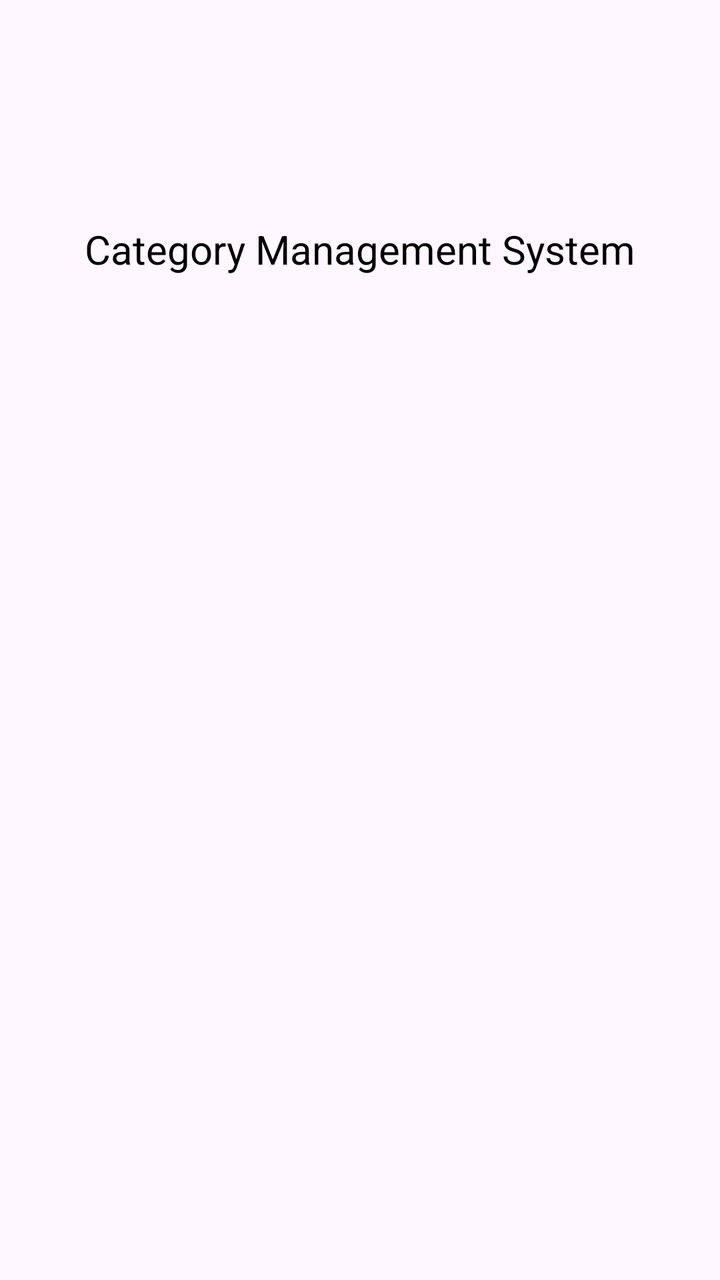
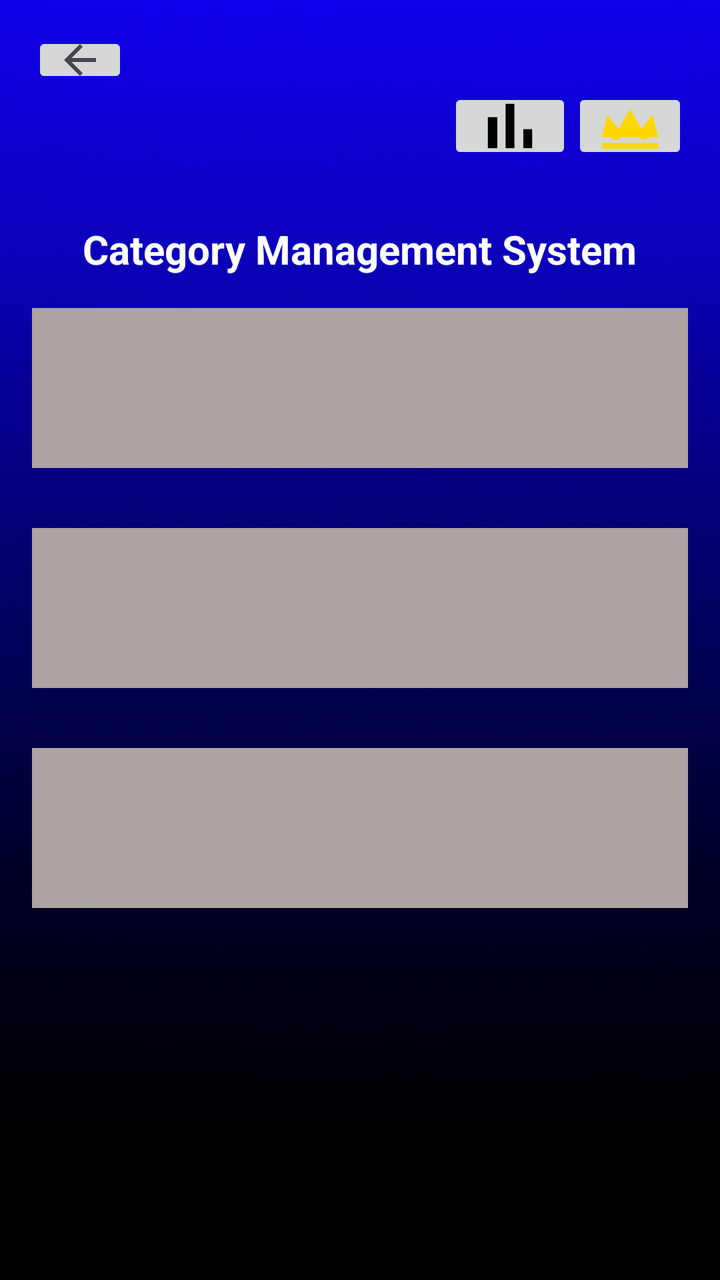

An Android layout rendered at two revisions. The XML below is the earlier revision; the diff shows what the commit changed to produce the second picture.
<!-- AndroidManifest.xml: application theme Theme.CashUp -->
<!-- res/layout/activity_category_management_view.xml -->
<?xml version="1.0" encoding="utf-8"?>
<ScrollView xmlns:android="http://schemas.android.com/apk/res/android"
    xmlns:app="http://schemas.android.com/apk/res-auto"
    xmlns:tools="http://schemas.android.com/tools"
    android:id="@+id/main"
    android:layout_width="match_parent"
    android:layout_height="match_parent"
    tools:context=".categoryManagementView">

        <LinearLayout
            android:orientation="vertical"
            android:padding="16dp"
            android:layout_width="match_parent"
            android:layout_height="wrap_content">

            
            <Space
                android:layout_width="match_parent"
                android:layout_height="95dp" />

            <TextView
                android:id="@+id/title"
                android:layout_width="wrap_content"
                android:layout_height="wrap_content"
                android:layout_gravity="center_horizontal"
                android:layout_marginBottom="16dp"
                android:text="Category Management System"
                android:textColor="@color/black"
                android:textSize="20sp" />


            <LinearLayout
                    android:layout_width="match_parent"
                    android:layout_height="wrap_content"
                    android:orientation="vertical"
                    android:padding="12dp">

                <Space
                    android:layout_width="match_parent"
                    android:layout_height="32dp" />

                <ListView
                    android:layout_width="match_parent"
                    android:layout_height="match_parent" />

                <ListView
                    android:layout_width="match_parent"
                    android:layout_height="match_parent" />

                <ListView
                    android:layout_width="match_parent"
                    android:layout_height="match_parent" />

                <ListView
                    android:layout_width="match_parent"
                    android:layout_height="match_parent" />
            </LinearLayout>


            

        </LinearLayout>
    </ScrollView>
<!-- resources referenced by this layout -->
<resources>
  <color name="black">#FF000000</color>
  <style name="Theme.CashUp" parent="Base.Theme.CashUp" />
  <style name="Base.Theme.CashUp" parent="Theme.Material3.DayNight.NoActionBar">
          
          
      </style>
</resources>

<!-- the commit's change to res/layout/activity_category_management_view.xml (unified diff, before → after) -->
@@ -1,63 +1,94 @@
 <?xml version="1.0" encoding="utf-8"?>
-<ScrollView xmlns:android="http://schemas.android.com/apk/res/android"
+<LinearLayout xmlns:android="http://schemas.android.com/apk/res/android"
     xmlns:app="http://schemas.android.com/apk/res-auto"
     xmlns:tools="http://schemas.android.com/tools"
     android:id="@+id/main"
     android:layout_width="match_parent"
     android:layout_height="match_parent"
+    android:background="#FFFFFF"
+    android:fadingEdge="none"
     tools:context=".categoryManagementView">
 
+    <LinearLayout
+        android:layout_width="match_parent"
+        android:layout_height="wrap_content"
+        android:background="@drawable/background"
+        android:orientation="vertical"
+        android:padding="16dp">
+
         <LinearLayout
-            android:orientation="vertical"
-            android:padding="16dp"
-            android:layout_width="match_parent"
-            android:layout_height="wrap_content">
+            android:layout_width="wrap_content"
+            android:layout_height="28dp"
+            android:orientation="horizontal">
 
-            
-            <Space
-                android:layout_width="match_parent"
-                android:layout_height="95dp" />
+            <ImageButton
+                android:id="@+id/backButton"
+                android:layout_width="wrap_content"
+                android:layout_height="match_parent"
+                app:srcCompat="?attr/actionModeCloseDrawable" />
+        </LinearLayout>
 
-            <TextView
-                android:id="@+id/title"
+        <LinearLayout
+            android:layout_width="wrap_content"
+            android:layout_height="38dp"
+            android:layout_gravity="end"
+            android:orientation="horizontal">
+
+            <ImageButton
+                android:id="@+id/stats"
                 android:layout_width="wrap_content"
                 android:layout_height="wrap_content"
-                android:layout_gravity="center_horizontal"
-                android:layout_marginBottom="16dp"
-                android:text="Category Management System"
-                android:textColor="@color/black"
-                android:textSize="20sp" />
+                app:srcCompat="@drawable/ic_stats" />
+
+            <ImageButton
+                android:id="@+id/crown"
+                android:layout_width="wrap_content"
+                android:layout_height="match_parent"
+                android:layout_gravity="end"
+                app:srcCompat="@drawable/ic_crown" />
+        </LinearLayout>
+
+        <Space
+            android:layout_width="match_parent"
+            android:layout_height="29dp" />
+
+        <TextView
+            android:id="@+id/title"
+            android:layout_width="wrap_content"
+            android:layout_height="wrap_content"
+            android:layout_gravity="center"
+            android:layout_marginBottom="16dp"
+            android:text="Category Management System"
+            android:textColor="@color/white"
+            android:textSize="20sp"
+            android:textStyle="bold" />
+
+        <androidx.recyclerview.widget.RecyclerView
+            android:layout_width="match_parent"
+            android:layout_height="80dp"
+            android:layout_gravity="center_vertical"
+            android:background="#ADA4A3"
+            android:contextClickable="false"
+            android:outlineProvider="none" />
+
+        <Space
+            android:layout_width="match_parent"
+            android:layout_height="30dp" />
+
+        <androidx.recyclerview.widget.RecyclerView
+            android:layout_width="match_parent"
+            android:layout_height="80dp"
+            android:background="#ADA4A3" />
+
+        <Space
+            android:layout_width="match_parent"
+            android:layout_height="30dp" />
+
+        <androidx.recyclerview.widget.RecyclerView
+            android:layout_width="match_parent"
+            android:layout_height="80dp"
+            android:background="#ADA4A3" />
 
 
-            <LinearLayout
-                    android:layout_width="match_parent"
-                    android:layout_height="wrap_content"
-                    android:orientation="vertical"
-                    android:padding="12dp">
-
-                <Space
-                    android:layout_width="match_parent"
-                    android:layout_height="32dp" />
-
-                <ListView
-                    android:layout_width="match_parent"
-                    android:layout_height="match_parent" />
-
-                <ListView
-                    android:layout_width="match_parent"
-                    android:layout_height="match_parent" />
-
-                <ListView
-                    android:layout_width="match_parent"
-                    android:layout_height="match_parent" />
-
-                <ListView
-                    android:layout_width="match_parent"
-                    android:layout_height="match_parent" />
-            </LinearLayout>
-
-
-            
-
-        </LinearLayout>
-    </ScrollView>
+    </LinearLayout>
+    </LinearLayout>
<!-- resource entries referenced after the edit -->
@@ -1,6 +1,51 @@
 <!-- resources referenced by this layout -->
 <resources>
-  <color name="black">#FF000000</color>
+  <color name="white">#FFFFFFFF</color>
+  <!-- drawable background: png bitmap (drawable, 768113 bytes) -->
+  <!-- drawable ic_crown (drawable) -->
+  <vector xmlns:android="http://schemas.android.com/apk/res/android"
+      android:width="34dp"
+      android:height="34dp"
+      android:viewportWidth="24"
+      android:viewportHeight="24"
+      android:tint="#FFD700">
+  
+      
+      <path
+          android:fillColor="#FFD700"
+          android:pathData="M2,16L4,8L8,13L12,6L16,13L20,8L22,16L2,16Z"/>
+  
+      
+      <path
+          android:fillColor="#FFD700"
+          android:pathData="M2,18H22V20H2V18Z"/>
+  
+      
+      <path
+          android:fillColor="#FF0000"
+          android:pathData="M8.5,15.5a1.5,1.5 0 1,1 -3,0a1.5,1.5 0 1,1 3,0"/>
+  
+      
+      <path
+          android:fillColor="#00BFFF"
+          android:pathData="M13,13a2,2 0 1,1 -4,0a2,2 0 1,1 4,0"/>
+  
+      
+      <path
+          android:fillColor="#00FF00"
+          android:pathData="M18.5,15.5a1.5,1.5 0 1,1 -3,0a1.5,1.5 0 1,1 3,0"/>
+  </vector>
+  <!-- drawable ic_stats (drawable) -->
+  <vector xmlns:android="http://schemas.android.com/apk/res/android"
+      android:width="38dp"
+      android:height="38dp"
+      android:viewportWidth="24"
+      android:viewportHeight="24">
+  
+      <path
+          android:fillColor="#000000"
+          android:pathData="M5,9.2h3L8,19L5,19zM10.6,5h2.8v14h-2.8zM16.2,13L19,13v6h-2.8z"/>
+  </vector>
   <style name="Theme.CashUp" parent="Base.Theme.CashUp" />
   <style name="Base.Theme.CashUp" parent="Theme.Material3.DayNight.NoActionBar">
           
